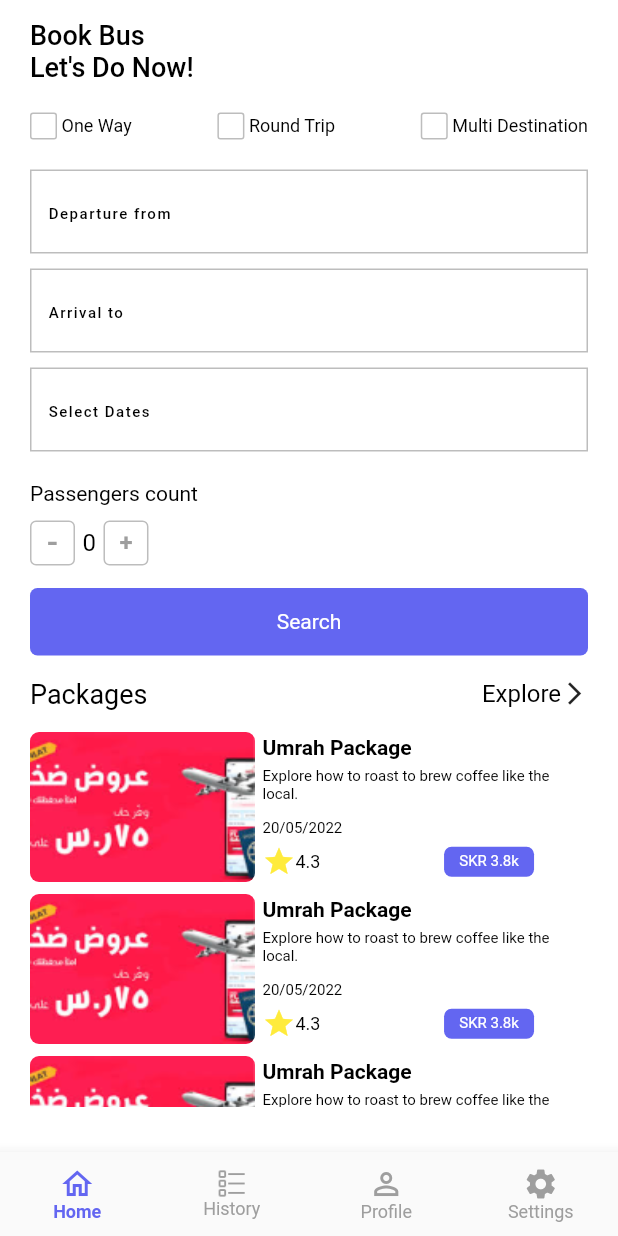
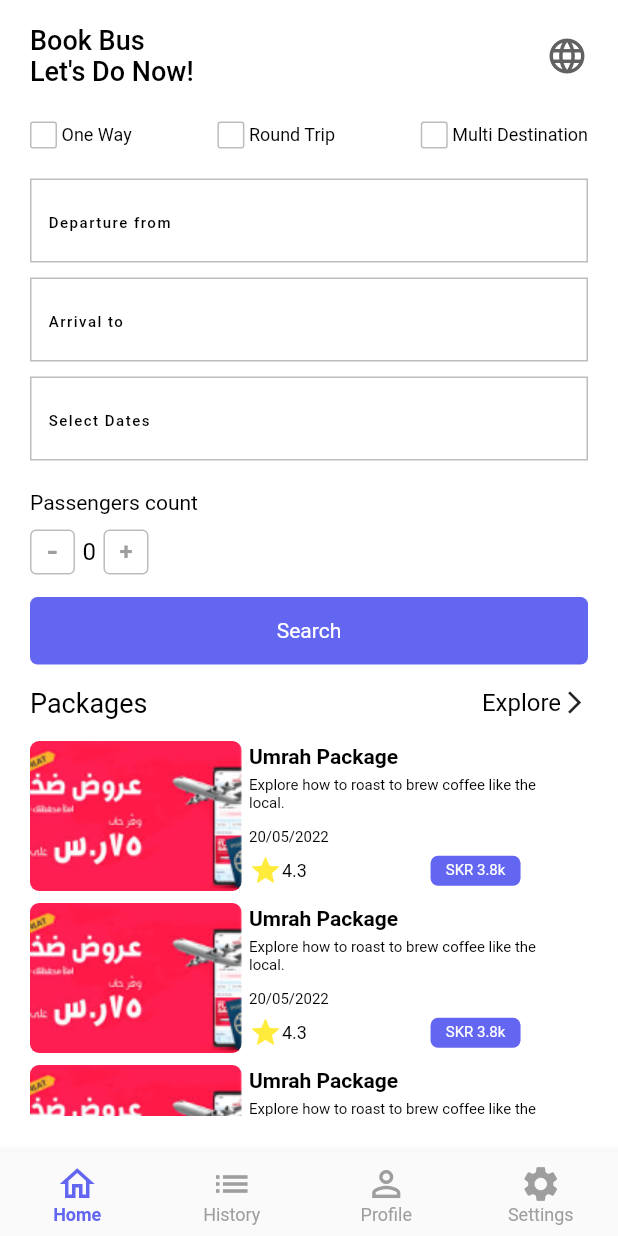
Before and after one commit to osama-ali2/qbus_app, a Flutter app: the BottomBarScreen screen opened directly, on a phone screen of 412 x 824 dp. Run offline on Flutter 3.47's test engine with Material 2 defaults, Android fonts, the phone set to English and light mode, and no system bars; our stand-ins replace dio; generated files the repository leaves out were written again.

Commit message:
some updates

```diff
--- /dev/null
+++ b/l10n.yaml
@@ -0,0 +1,3 @@
+arb-dir: lib/l10n
+template-arb-file: app_en.arb
+output-localization-file: app_localizations.dart
--- /dev/null
+++ b/lib/L10n/L10n.dart
@@ -0,0 +1,9 @@
+import 'package:flutter/material.dart';
+
+class L10n{
+  static final all = {
+    const Locale('ar'),
+    const Locale('en'),
+    const Locale('ur'),
+  };
+}
--- /dev/null
+++ b/lib/L10n/app_ar.arb
@@ -0,0 +1,3 @@
+{
+    "language": "العربية"
+}
--- /dev/null
+++ b/lib/L10n/app_en.arb
@@ -0,0 +1,3 @@
+{
+    "language": "English"
+}
--- /dev/null
+++ b/lib/L10n/app_ur.arb
@@ -0,0 +1,3 @@
+{
+    "language": "الاوردية"
+}
--- /dev/null
+++ b/lib/language.dart
@@ -0,0 +1,16 @@
+class Language{
+  final int id;
+  final String name;
+  final String flag;
+  final String languageCode;
+
+Language(this.id,this.name,this.flag,this.languageCode);
+
+static List<Language> languageList(){
+  return <Language>[
+    Language(1,"العربية","","ar"),
+    Language(2,"English","","en"),
+    Language(3,"اردو","","ur"),
+  ];
+}
+}
--- a/lib/ui/bottombar/bottom_bar_screen.dart
+++ b/lib/ui/bottombar/bottom_bar_screen.dart
@@ -44,25 +44,28 @@ class _BottomBarScreenState extends State<BottomBarScreen> {
             BottomNavigationBarItem(
               icon: Icon(
                 Icons.home_outlined,
-                size: 24,
+                size: 28,
               ),
               label: 'Home',
             ),
             BottomNavigationBarItem(
-              icon: ImageIcon(AssetImage("assets/images/list.png") ,size: 20,),
+              icon: Icon(
+                Icons.list,
+                size: 28,
+              ),
               label: 'History',
             ),
             BottomNavigationBarItem(
               icon: Icon(
                 Icons.person_outline,
-                size: 24,
+                size: 28,
               ),
               label: 'Profile',
             ),
             BottomNavigationBarItem(
               icon: Icon(
                 Icons.settings,
-                size: 24,
+                size: 28,
               ),
               label: 'Settings',
             ),
--- a/lib/ui/bottombar/screens/home_screen.dart
+++ b/lib/ui/bottombar/screens/home_screen.dart
@@ -5,7 +5,7 @@ import 'package:qbus/utils/constant.dart';
 import 'package:qbus/widgets/counter.dart';
 import 'package:qbus/widgets/custom_text.dart';
 import 'package:qbus/widgets/package_card.dart';
-
+import 'package:qbus/language.dart';
 import '../../../widgets/custom_button.dart';
 import '../../../widgets/custom_textField.dart';
 import 'explore/explore_screen.dart';
@@ -34,6 +34,11 @@ class _HomeScreenState extends State<HomeScreen> {
     );
   }
 
+void _changeLanguage(lang){
+  Locale("ar",'Ar');
+  print(lang.name);
+}
+
   Widget _getUI(BuildContext context) {
     return Padding(
       padding: const EdgeInsets.symmetric(horizontal: 20.0),
@@ -43,12 +48,33 @@ class _HomeScreenState extends State<HomeScreen> {
           const SizedBox(
             height: 13,
           ),
+           Row(
+             mainAxisAlignment: MainAxisAlignment.spaceBetween,
+             children: [
              const CustomText(
                     text: "Book Bus\nLet's Do Now!",
                     textSize: 18,
                     fontWeight: FontWeight.w500,
                     textColor: Colors.black,
                     textAlign: TextAlign.start,
+                  ),
+                DropdownButton(
+                  onChanged: (language) { _changeLanguage(language); },
+                  underline: SizedBox(),
+                  icon: Icon(Icons.language,size: 28,),
+                  items:
+                    Language.languageList().map<DropdownMenuItem<Language>>((language) => DropdownMenuItem(
+                      value: language,
+                      child: Row(
+                        children: <Widget>[
+                          Text(language.flag),
+                          Text(language.name),
+                        ],
+                      ),
+                    )).toList()
+                  ,
+                ),
+              ]
            ),
           const SizedBox(
             height: 20,
--- a/lib/ui/splash_screen.dart
+++ b/lib/ui/splash_screen.dart
@@ -3,6 +3,7 @@ import 'dart:async';
 import 'package:flutter/material.dart';
 import 'package:qbus/navigation/navigation_helper.dart';
 import 'package:qbus/ui/auth/login_screen.dart';
+import 'package:qbus/ui/bottombar/screens/home_screen.dart';
 
 class SplashScreen extends StatefulWidget {
   const SplashScreen({Key? key}) : super(key: key);
@@ -15,7 +16,7 @@ class _SplashScreenState extends State<SplashScreen> {
   @override
   void initState() {
     Timer(const Duration(seconds: 3), () {
-      NavigationHelper.pushReplacement(context, const LoginScreen());
+      NavigationHelper.pushReplacement(context, const HomeScreen());
     });
   }
 
@@ -34,7 +35,7 @@ Widget _getUI(BuildContext context) {
     crossAxisAlignment: CrossAxisAlignment.center,
     children: [
       Center(
-           child:  Container(
+        child: Container(
           height: 52,
           width: 185,
           child: Image.asset('assets/images/appicon.png'),
--- a/lib/widgets/package_card.dart
+++ b/lib/widgets/package_card.dart
@@ -14,7 +14,7 @@ class PackageCard extends StatelessWidget {
         children: [
           Container(
             height: 130,
-            width: 150,
+            //width: 150,
             decoration: BoxDecoration(borderRadius: BorderRadius.circular(12)),
             child: ClipRRect(
                 borderRadius: BorderRadius.circular(6),
```
Also changed, not shown: lib/core/api_client.dart (added, +36 -0 lines), lib/main.dart (+14 -0 lines), lib/ui/auth/login_screen.dart (+62 -10 lines), lib/ui/bottombar/screens/setting_select_lang.dart (added, +39 -0 lines), pubspec.yaml (+9 -0 lines), pubspec.lock. Lines whose indentation alone changed are shown as unchanged.
